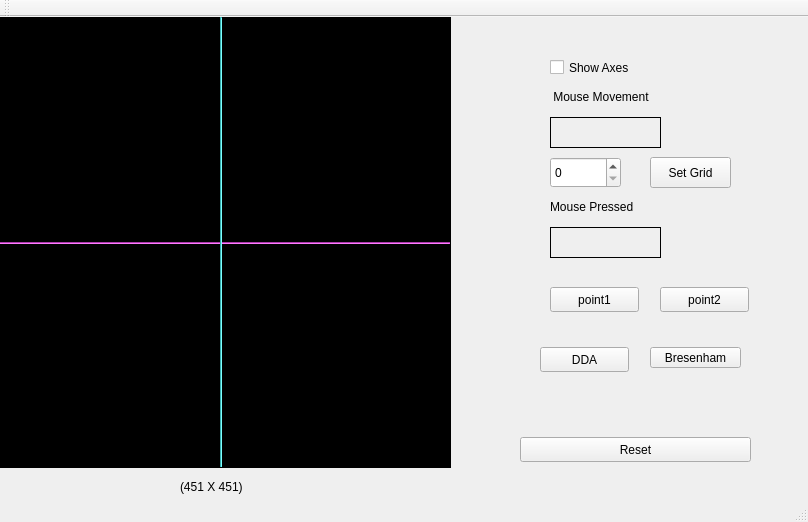
Before: the Qt Designer form BCSE3_Graphics_Assignment/mainwindow.ui in debargham14/BCSE_Graphics_Assignment, drawn with Qt 5.
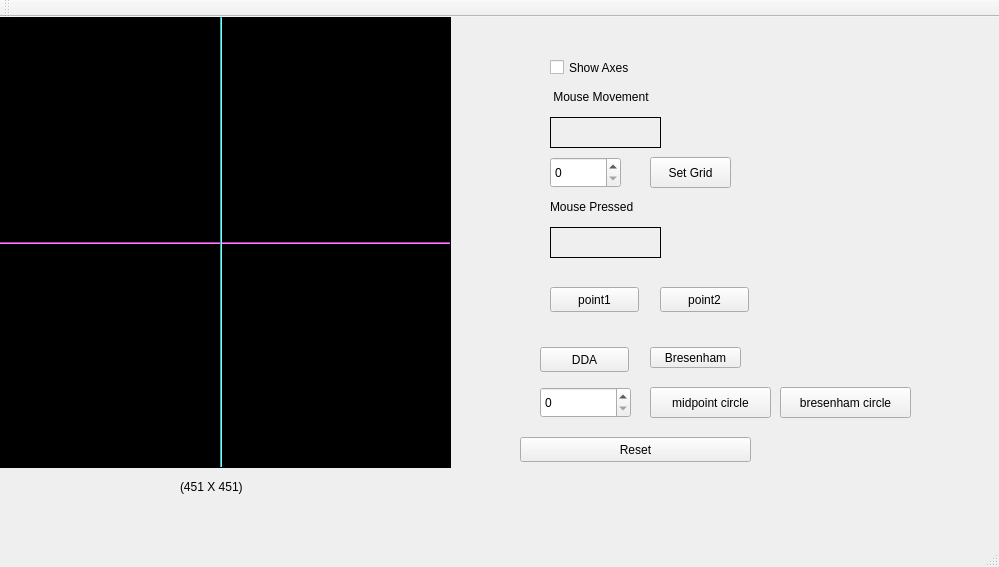
After: the same form once the commit is applied. Custom widgets are drawn as their Qt base class.

Commit message: midpoint and bresenham circle drawing algorithm implemented

```diff
--- a/BCSE3_Graphics_Assignment/mainwindow.ui
+++ b/BCSE3_Graphics_Assignment/mainwindow.ui
@@ -6,8 +6,8 @@
    <rect>
     <x>0</x>
     <y>0</y>
-    <width>808</width>
-    <height>522</height>
+    <width>999</width>
+    <height>567</height>
    </rect>
   </property>
   <property name="windowTitle">
@@ -241,6 +241,42 @@
      <string>Bresenham</string>
     </property>
    </widget>
+   <widget class="QSpinBox" name="radiusSpinBox">
+    <property name="geometry">
+     <rect>
+      <x>540</x>
+      <y>370</y>
+      <width>91</width>
+      <height>31</height>
+     </rect>
+    </property>
+   </widget>
+   <widget class="QPushButton" name="midpointCircle">
+    <property name="geometry">
+     <rect>
+      <x>650</x>
+      <y>370</y>
+      <width>121</width>
+      <height>31</height>
+     </rect>
+    </property>
+    <property name="text">
+     <string>midpoint circle</string>
+    </property>
+   </widget>
+   <widget class="QPushButton" name="bresenhamCircle">
+    <property name="geometry">
+     <rect>
+      <x>780</x>
+      <y>370</y>
+      <width>131</width>
+      <height>31</height>
+     </rect>
+    </property>
+    <property name="text">
+     <string>bresenham circle</string>
+    </property>
+   </widget>
   </widget>
   <widget class="QMenuBar" name="menuBar">
    <property name="geometry">
```
Left out of the diff: 2 changed lines with no effect on the pictures. The commit also changes 2 other files.
